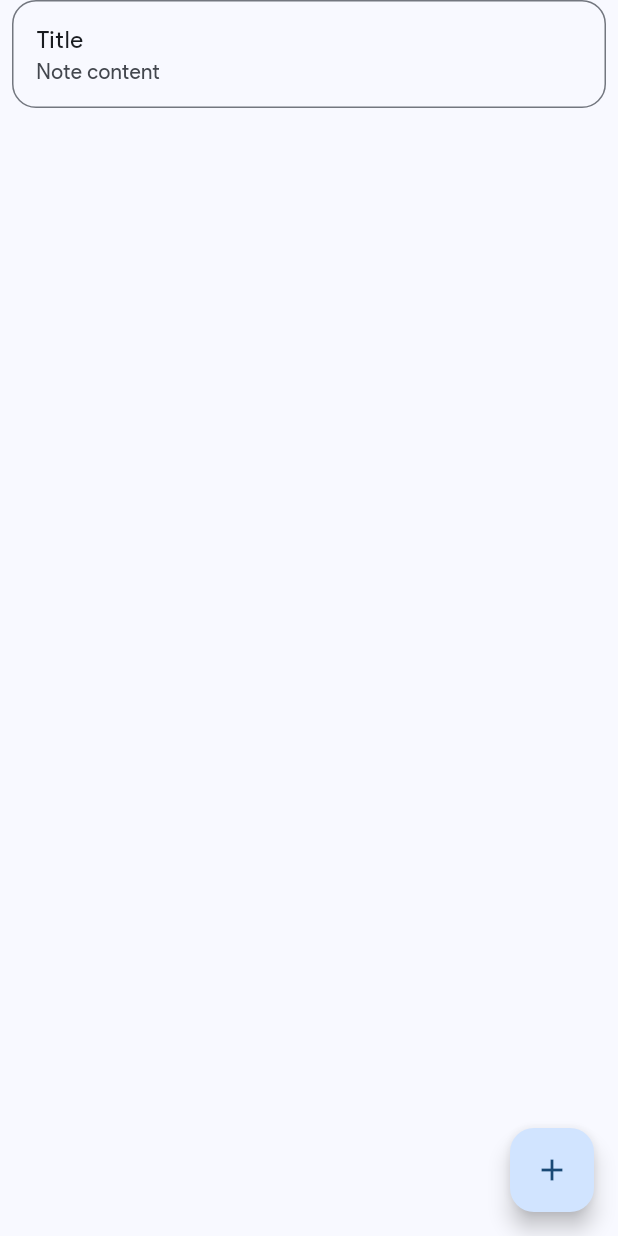
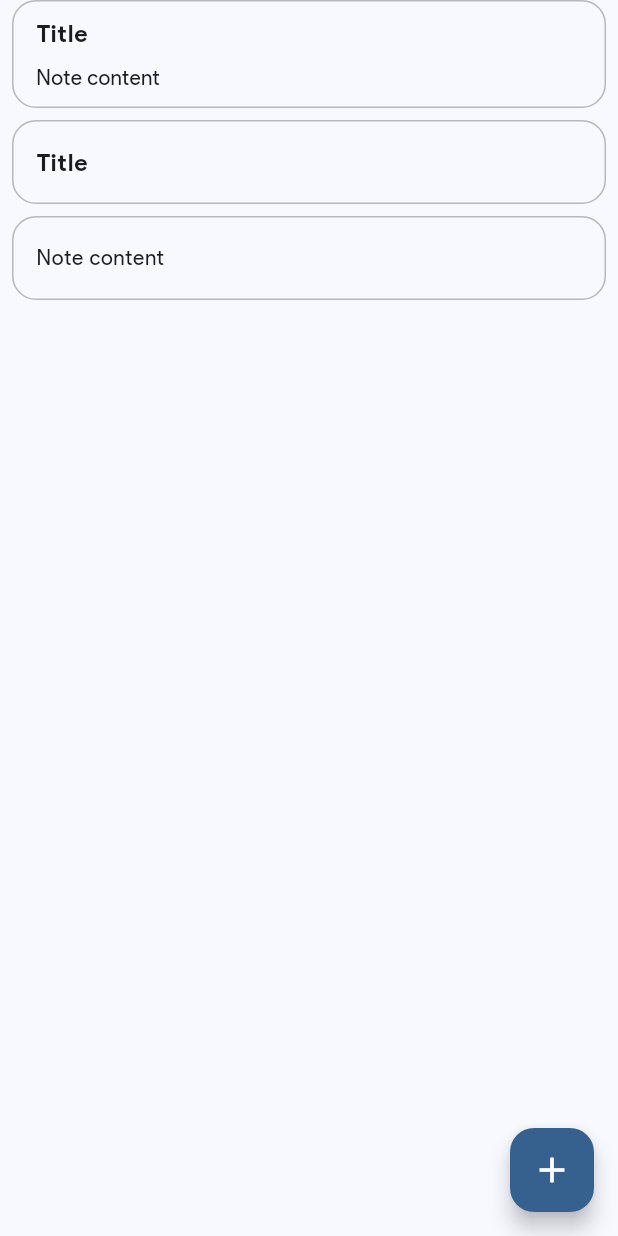
Before and after one commit to bmin-mit/Floating-Notes, a Flutter app: the screen it shows after launch, on a phone screen of 412 x 824 dp. Run offline on Flutter 3.47's test engine with Material 3 defaults, Android fonts, the phone set to English and light mode, and no system bars; our stand-ins replace bloc, flutter_bloc.

Commit message:
feat(notes): list note component

```diff
--- a/lib/src/models/note.dart
+++ b/lib/src/models/note.dart
@@ -1,19 +1,14 @@
 class Note {
   final String title;
   final String content;
-  final DateTime date;
 
-  Note({required this.title, required this.content, required this.date});
+  Note({this.title = "", this.content = ""});
 
   factory Note.fromJson(Map<String, dynamic> json) {
-    return Note(
-      title: json['title'],
-      content: json['content'],
-      date: DateTime.parse(json['date']),
-    );
+    return Note(title: json['title'], content: json['content']);
   }
 
   Map<String, dynamic> toJson() {
-    return {'title': title, 'content': content, 'date': date.toIso8601String()};
+    return {'title': title, 'content': content};
   }
 }
--- a/lib/src/resources/notes/notes_provider.dart
+++ b/lib/src/resources/notes/notes_provider.dart
@@ -2,7 +2,9 @@ part of 'notes_repository.dart';
 
 final class NotesProvider {
   final List<Note> _notes = [
-    Note(title: 'Title', content: 'Note content ', date: DateTime.now()),
+    Note(title: 'Title', content: 'Note content'),
+    Note(title: 'Title'),
+    Note(content: 'Note content'),
   ];
 
   List<Note> getNotes() {
--- a/lib/src/screens/home.dart
+++ b/lib/src/screens/home.dart
@@ -14,14 +14,10 @@ class HomeScreen extends StatelessWidget {
           (context) =>
               NotesBloc(noteRepository: context.read())
                 ..add(NotesSubscriptionRequested()),
-      child: Scaffold(
-        body: SafeArea(
-          child: Stack(
-            children: [
-              Column(children: [NoteList()]),
-              Positioned(right: 16, bottom: 16, child: NoteCreateButton()),
-            ],
-          ),
+      child: SafeArea(
+        child: Scaffold(
+          body: NoteList(),
+          floatingActionButton: NoteCreateButton(),
         ),
       ),
     );
--- a/lib/src/widgets/notes/note_create_button.dart
+++ b/lib/src/widgets/notes/note_create_button.dart
@@ -6,14 +6,22 @@ class NoteCreateButton extends StatelessWidget {
 
   @override
   Widget build(BuildContext context) {
+    final theme = Theme.of(context);
+
     return FloatingActionButton(
-      onPressed: () {
-        Navigator.push(
-          context,
-          MaterialPageRoute(builder: (_) => const NoteCreateScreen()),
-        );
-      },
-      child: const Icon(Icons.add),
+      onPressed: _navigateToCreateNote(context),
+      backgroundColor: theme.colorScheme.primary,
+      foregroundColor: theme.colorScheme.onPrimary,
+      child: const Icon(Icons.add, size: 28),
     );
   }
+
+  _navigateToCreateNote(BuildContext context) {
+    return () {
+      Navigator.push(
+        context,
+        MaterialPageRoute(builder: (_) => const NoteCreateScreen()),
+      );
+    };
+  }
 }
--- a/lib/src/widgets/notes/note_list.dart
+++ b/lib/src/widgets/notes/note_list.dart
@@ -2,9 +2,9 @@ import 'package:floating_notes/src/models/note.dart';
 import 'package:flutter/material.dart';
 import 'package:flutter_bloc/flutter_bloc.dart';
 
-import '../../blocs/notes/notes_bloc.dart';
+import 'package:floating_notes/src/blocs/notes/notes_bloc.dart';
 
-class NoteList extends StatelessWidget {
+final class NoteList extends StatelessWidget {
   const NoteList({super.key});
 
   @override
@@ -26,10 +26,44 @@ class NoteList extends StatelessWidget {
   }
 }
 
-class NoteTile extends StatelessWidget {
+final class NoteTile extends StatelessWidget {
   final Note note;
 
   const NoteTile({super.key, required this.note});
+
+  @override
+  Widget build(BuildContext context) {
+    if (note.title.isEmpty) {
+      return NoteTileButton(
+        child: ListTile(title: NoteTileContent(content: note.content)),
+      );
+    }
+
+    return NoteTileButton(
+      child: ListTile(
+        title:
+            note.title.isNotEmpty
+                ? Padding(
+                  padding:
+                      note.content.isNotEmpty
+                          ? EdgeInsets.only(bottom: 8)
+                          : EdgeInsets.zero,
+                  child: NoteTileTitle(title: note.title),
+                )
+                : SizedBox.shrink(),
+        subtitle:
+            note.content.isNotEmpty
+                ? NoteTileContent(content: note.content)
+                : null,
+      ),
+    );
+  }
+}
+
+final class NoteTileButton extends StatelessWidget {
+  final Widget? child;
+
+  const NoteTileButton({super.key, this.child});
 
   @override
   Widget build(BuildContext context) {
@@ -39,9 +73,40 @@ class NoteTile extends StatelessWidget {
       onPressed: () {},
       style: OutlinedButton.styleFrom(
         padding: EdgeInsets.zero,
+        side: BorderSide(color: theme.colorScheme.outline.withAlpha(128)),
         shape: RoundedRectangleBorder(borderRadius: BorderRadius.circular(16)),
       ),
-      child: ListTile(title: Text(note.title), subtitle: Text(note.content)),
+      child: child,
     );
   }
 }
+
+final class NoteTileTitle extends StatelessWidget {
+  final String title;
+
+  const NoteTileTitle({super.key, required this.title});
+
+  @override
+  Widget build(BuildContext context) {
+    return Text(title, style: TextStyle(fontWeight: FontWeight.bold));
+  }
+}
+
+final class NoteTileContent extends StatelessWidget {
+  final String content;
+
+  const NoteTileContent({super.key, required this.content});
+
+  @override
+  Widget build(BuildContext context) {
+    final theme = Theme.of(context);
+
+    return Text(
+      content,
+      style: TextStyle(
+        color: theme.colorScheme.onSurface,
+        fontSize: theme.textTheme.bodyMedium!.fontSize,
+      ),
+    );
+  }
+}
```
